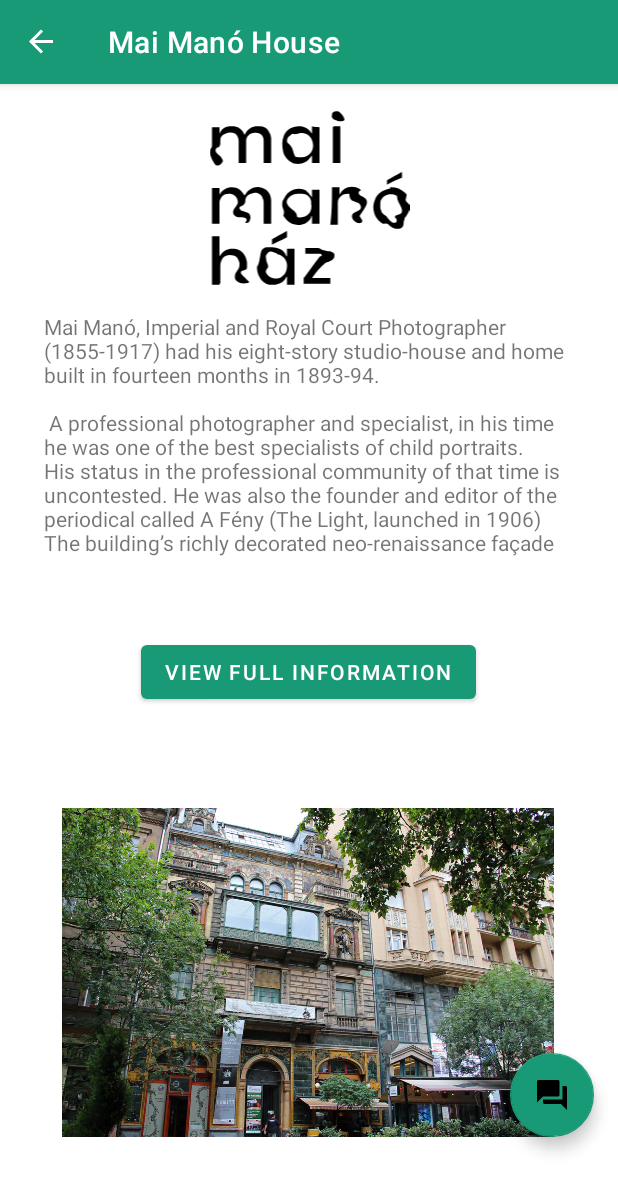
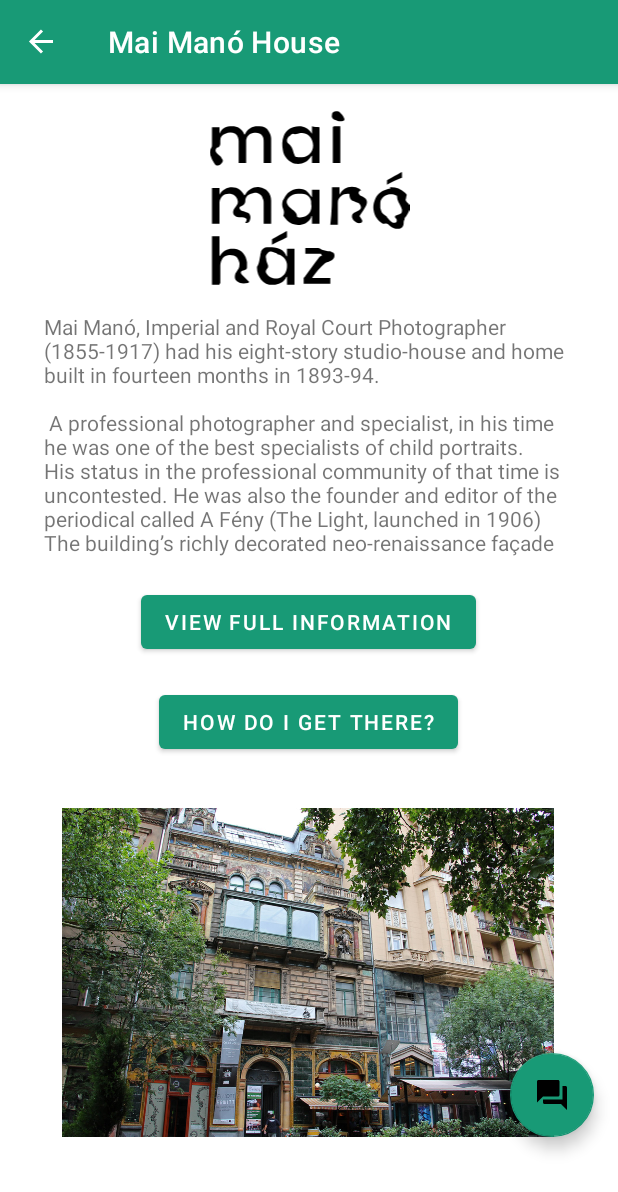
Before and after one commit to MBS9/museumApp, an Android app: the screen it shows after launch (MainActivity), after a tap on an icon or button, on a phone screen of 412 x 824 dp. Shown: the top 1192 px of the screen. Run offline under Robolectric (Android 15) with nearby library versions, the phone set to English and light mode, and no system bars; our stand-ins replace navigation-ui.

Commit message:
Added abt btn to few more museums, committing to debug Angus' added museum

```diff
--- a/app/src/main/java/com/example/museumapp/ui/mai_mano_house_folder/mai_mano_house.java
+++ b/app/src/main/java/com/example/museumapp/ui/mai_mano_house_folder/mai_mano_house.java
@@ -10,6 +10,8 @@ import android.widget.TextView;
 import androidx.annotation.NonNull;
 import androidx.annotation.Nullable;
 import androidx.fragment.app.Fragment;
+import androidx.navigation.NavController;
+import androidx.navigation.Navigation;
 
 import com.example.museumapp.R;
 
@@ -21,12 +23,17 @@ public class mai_mano_house extends Fragment {
     }
     @Nullable
     @Override
-    public View onCreateView(@NonNull LayoutInflater inflater,
-                             @Nullable ViewGroup container,
-                             @Nullable Bundle savedInstanceState) {
-
-
-        view =  inflater.inflate(R.layout.fragment_mai_mano_house, container, false);
+    public View onCreateView(LayoutInflater inflater, ViewGroup container,
+                             Bundle savedInstanceState) {
+        view = inflater.inflate(R.layout.fragment_mai_mano_house, container, false);
+        TextView button = view.findViewById((R.id.abt_btn_mai_mano_house));
+        NavController navController = Navigation.findNavController(getActivity(), R.id.nav_host_fragment_content_main);
+        button.setOnClickListener(new View.OnClickListener() {
+            @Override
+            public void onClick(View view) {
+                navController.navigate(R.id.nav_credits);
+            }
+        });
         TextView description = view.findViewById(R.id.description_museum_example);
         TextView viewMore = view.findViewById(R.id.view_mai_mano_house);
         ImageView imageView = (ImageView)view.findViewById((R.id.mai_mano_house_picture));
@@ -35,6 +42,7 @@ public class mai_mano_house extends Fragment {
             public void onClick(View view) {
                 viewMore.setVisibility(View.INVISIBLE);
                 imageView.setVisibility(View.GONE);
+                button.setVisibility(View.INVISIBLE);
                 description.setMaxLines(Integer.MAX_VALUE);
             }
         });
--- a/app/src/main/res/layout/fragment_mai_mano_house.xml
+++ b/app/src/main/res/layout/fragment_mai_mano_house.xml
@@ -12,11 +12,23 @@
         android:layout_height="wrap_content"
         android:text="View Full Information"
         android:visibility="visible"
+        app:layout_constraintBottom_toTopOf="@+id/abt_btn_mai_mano_house"
+        app:layout_constraintEnd_toEndOf="parent"
+        app:layout_constraintHorizontal_bias="0.497"
+        app:layout_constraintStart_toStartOf="parent"
+        app:layout_constraintTop_toBottomOf="@+id/nestedScrollView" />
+
+    <Button
+        android:id="@+id/abt_btn_mai_mano_house"
+        android:layout_width="wrap_content"
+        android:layout_height="wrap_content"
+        android:text="How do I get there?"
+        android:visibility="visible"
         app:layout_constraintBottom_toTopOf="@+id/mai_mano_house_picture"
         app:layout_constraintEnd_toEndOf="parent"
         app:layout_constraintHorizontal_bias="0.497"
         app:layout_constraintStart_toStartOf="parent"
-        app:layout_constraintTop_toBottomOf="@+id/nestedScrollView" />
+        app:layout_constraintTop_toBottomOf="@+id/view_mai_mano_house" />
 
     <androidx.core.widget.NestedScrollView
         android:id="@+id/nestedScrollView"
```
Also changed, not shown: app/src/main/java/com/example/museumapp/ui/elte_folder/elte.java (+14 -6 lines), app/src/main/java/com/example/museumapp/ui/lumu_folder/lumu.java (+14 -6 lines), app/src/main/java/com/example/museumapp/ui/mfab_folder/mfab.java (+14 -6 lines), app/src/main/res/layout/fragment_elte.xml (+12 -1 lines), app/src/main/res/layout/fragment_lumu.xml (+12 -1 lines), app/src/main/res/layout/fragment_mfab.xml (+12 -1 lines).
